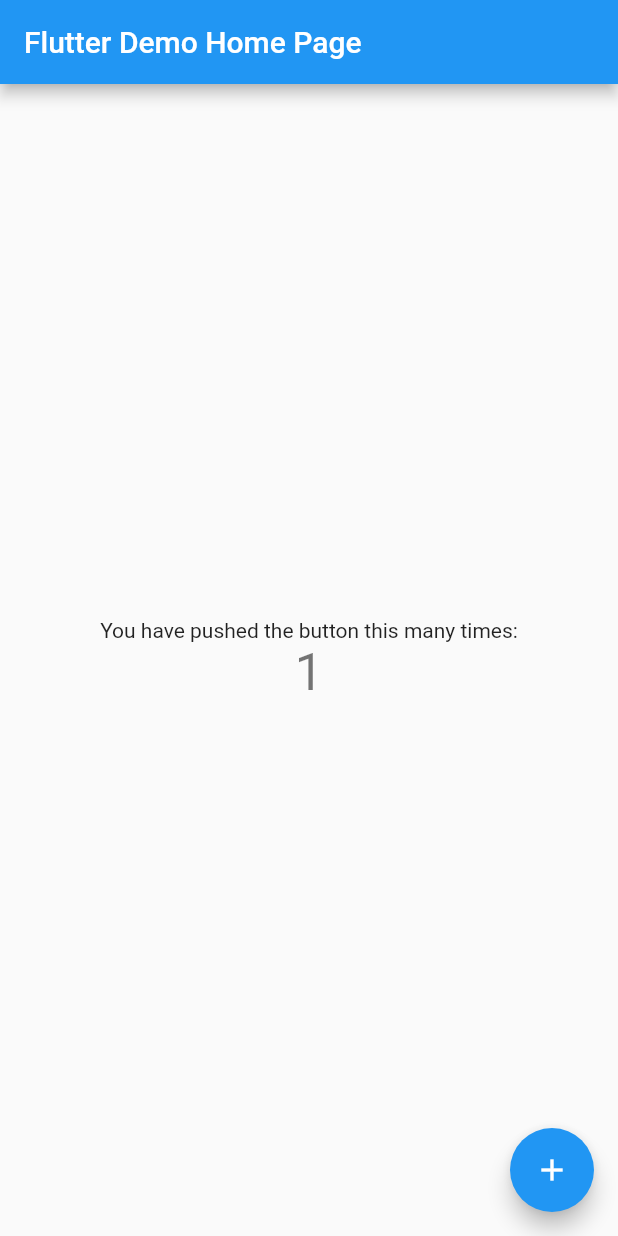
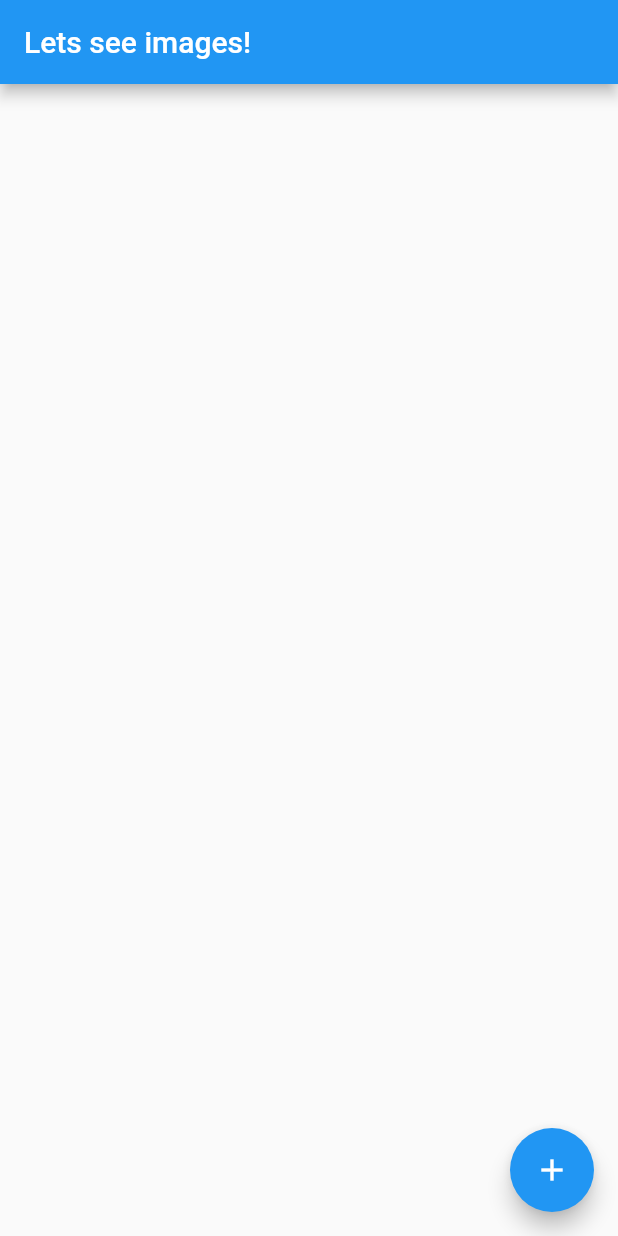
Before and after one commit to wiput1999/try_flutter, a Flutter app: the screen it shows after launch, after a tap on the "add" icon, on a phone screen of 412 x 824 dp. Run offline on Flutter 3.47's test engine with Material 2 defaults, Android fonts, the phone set to English and light mode, and no system bars.

Commit message:
:sparkles: add first app

```diff
--- a/pics/lib/main.dart
+++ b/pics/lib/main.dart
@@ -1,111 +1,19 @@
 import 'package:flutter/material.dart';
 
-void main() => runApp(MyApp());
+void main() {
+  var app = MaterialApp(
+    home: Scaffold(
+      floatingActionButton: FloatingActionButton(
+        child: Icon(Icons.add),
+        onPressed: () {
+          print('Hi there!');
+        },
+      ),
+      appBar: AppBar(
+        title: Text('Lets see images!'),
+      ),
+    ),
+  );
 
-class MyApp extends StatelessWidget {
-  // This widget is the root of your application.
-  @override
-  Widget build(BuildContext context) {
-    return MaterialApp(
-      title: 'Flutter Demo',
-      theme: ThemeData(
-        // This is the theme of your application.
-        //
-        // Try running your application with "flutter run". You'll see the
-        // application has a blue toolbar. Then, without quitting the app, try
-        // changing the primarySwatch below to Colors.green and then invoke
-        // "hot reload" (press "r" in the console where you ran "flutter run",
-        // or simply save your changes to "hot reload" in a Flutter IDE).
-        // Notice that the counter didn't reset back to zero; the application
-        // is not restarted.
-        primarySwatch: Colors.blue,
-      ),
-      home: MyHomePage(title: 'Flutter Demo Home Page'),
-    );
-  }
+  runApp(app);
 }
-
-class MyHomePage extends StatefulWidget {
-  MyHomePage({Key key, this.title}) : super(key: key);
-
-  // This widget is the home page of your application. It is stateful, meaning
-  // that it has a State object (defined below) that contains fields that affect
-  // how it looks.
-
-  // This class is the configuration for the state. It holds the values (in this
-  // case the title) provided by the parent (in this case the App widget) and
-  // used by the build method of the State. Fields in a Widget subclass are
-  // always marked "final".
-
-  final String title;
-
-  @override
-  _MyHomePageState createState() => _MyHomePageState();
-}
-
-class _MyHomePageState extends State<MyHomePage> {
-  int _counter = 0;
-
-  void _incrementCounter() {
-    setState(() {
-      // This call to setState tells the Flutter framework that something has
-      // changed in this State, which causes it to rerun the build method below
-      // so that the display can reflect the updated values. If we changed
-      // _counter without calling setState(), then the build method would not be
-      // called again, and so nothing would appear to happen.
-      _counter++;
-    });
-  }
-
-  @override
-  Widget build(BuildContext context) {
-    // This method is rerun every time setState is called, for instance as done
-    // by the _incrementCounter method above.
-    //
-    // The Flutter framework has been optimized to make rerunning build methods
-    // fast, so that you can just rebuild anything that needs updating rather
-    // than having to individually change instances of widgets.
-    return Scaffold(
-      appBar: AppBar(
-        // Here we take the value from the MyHomePage object that was created by
-        // the App.build method, and use it to set our appbar title.
-        title: Text(widget.title),
-      ),
-      body: Center(
-        // Center is a layout widget. It takes a single child and positions it
-        // in the middle of the parent.
-        child: Column(
-          // Column is also layout widget. It takes a list of children and
-          // arranges them vertically. By default, it sizes itself to fit its
-          // children horizontally, and tries to be as tall as its parent.
-          //
-          // Invoke "debug painting" (press "p" in the console, choose the
-          // "Toggle Debug Paint" action from the Flutter Inspector in Android
-          // Studio, or the "Toggle Debug Paint" command in Visual Studio Code)
-          // to see the wireframe for each widget.
-          //
-          // Column has various properties to control how it sizes itself and
-          // how it positions its children. Here we use mainAxisAlignment to
-          // center the children vertically; the main axis here is the vertical
-          // axis because Columns are vertical (the cross axis would be
-          // horizontal).
-          mainAxisAlignment: MainAxisAlignment.center,
-          children: <Widget>[
-            Text(
-              'You have pushed the button this many times:',
-            ),
-            Text(
-              '$_counter',
-              style: Theme.of(context).textTheme.display1,
-            ),
-          ],
-        ),
-      ),
-      floatingActionButton: FloatingActionButton(
-        onPressed: _incrementCounter,
-        tooltip: 'Increment',
-        child: Icon(Icons.add),
-      ), // This trailing comma makes auto-formatting nicer for build methods.
-    );
-  }
-}
```
